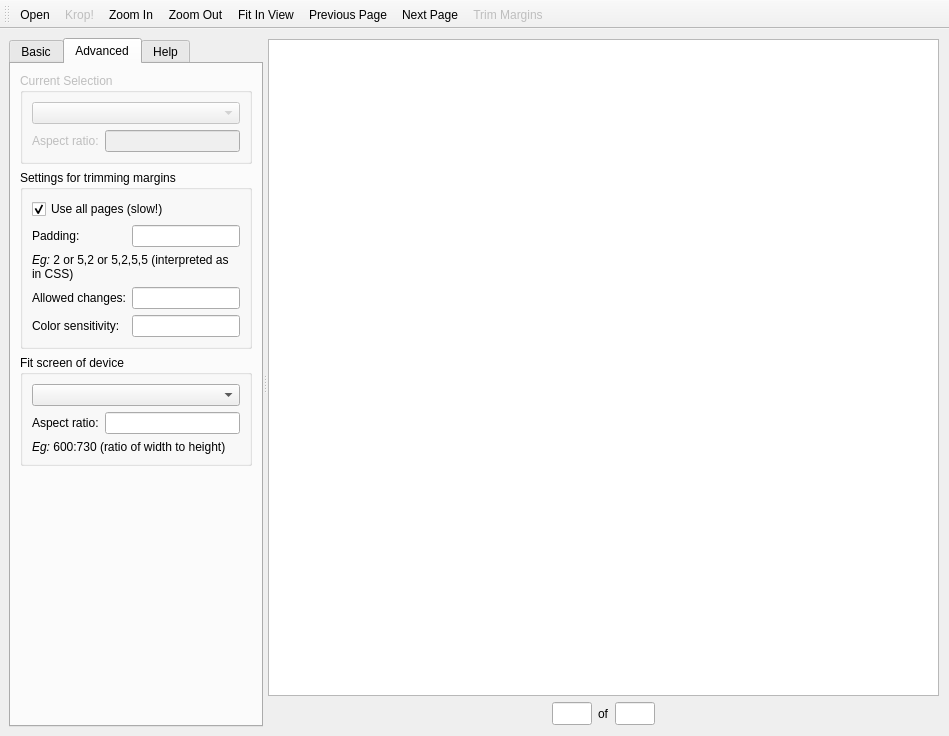
First picture: the form in krop/mainwindow.ui, repository arminstraub/krop, before the edit.
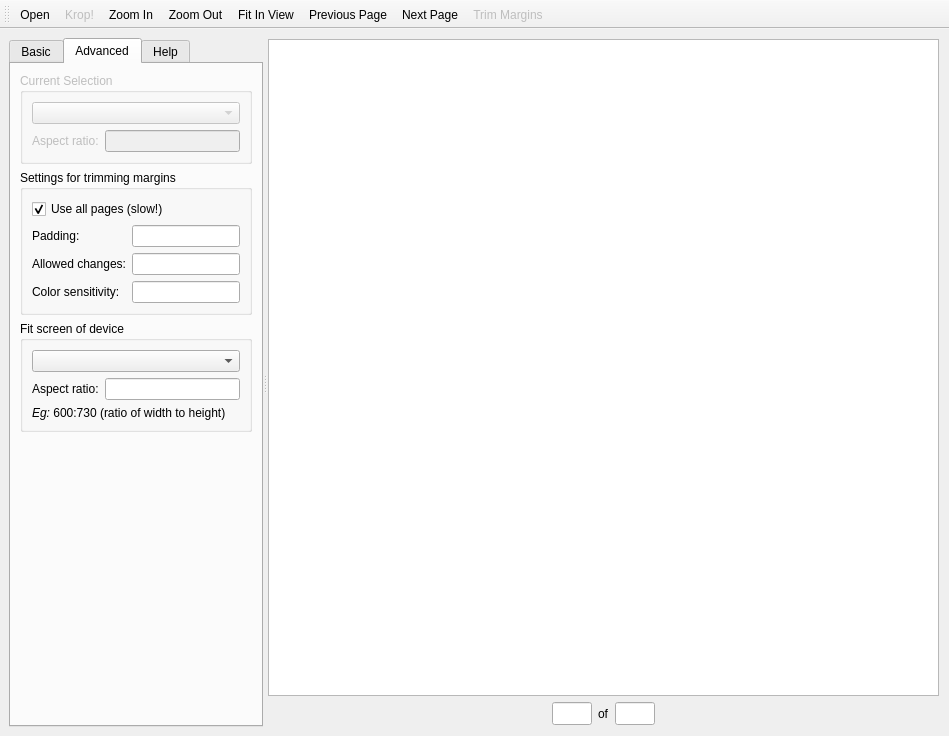
Second picture: the form after the edit. The open tabs and pages were chosen to show the change.

Commit message: Allow creation of selections (or a grid of selections) using the GUI

```diff
--- a/krop/mainwindow.ui
+++ b/krop/mainwindow.ui
@@ -306,17 +306,7 @@
               </property>
              </widget>
             </item>
-            <item row="2" column="0" colspan="2">
-             <widget class="QLabel" name="labelTrimMarginsEg">
-              <property name="text">
-               <string>&lt;p&gt;&lt;i&gt;Eg:&lt;/i&gt; 2 or 5,2 or 5,2,5,5 (interpreted as in CSS)&lt;/p&gt;</string>
-              </property>
-              <property name="wordWrap">
-               <bool>true</bool>
-              </property>
-             </widget>
-            </item>
-            <item row="3" column="0">
+            <item row="2" column="0">
              <widget class="QLabel" name="labelAllowedChanges">
               <property name="enabled">
                <bool>true</bool>
@@ -326,14 +316,14 @@
               </property>
              </widget>
             </item>
-            <item row="3" column="1">
+            <item row="2" column="1">
              <widget class="QLineEdit" name="editAllowedChanges">
               <property name="enabled">
                <bool>true</bool>
               </property>
              </widget>
             </item>
-            <item row="4" column="0">
+            <item row="3" column="0">
              <widget class="QLabel" name="labelSensitivity">
               <property name="enabled">
                <bool>true</bool>
@@ -343,7 +333,7 @@
               </property>
              </widget>
             </item>
-            <item row="4" column="1">
+            <item row="3" column="1">
              <widget class="QLineEdit" name="editSensitivity">
               <property name="enabled">
                <bool>true</bool>
```
Left out of the diff: 61 changed lines with no effect on the pictures. The commit also changes 6 other files.
